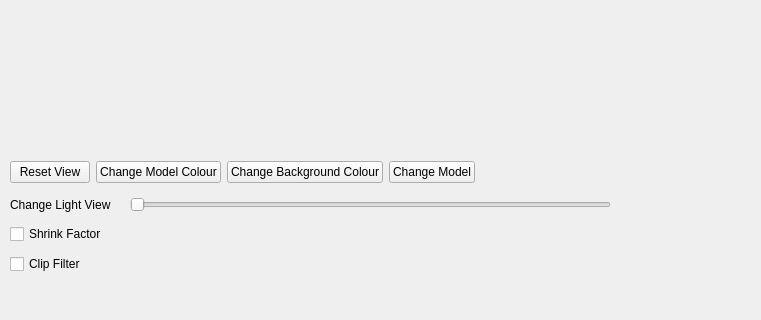
Old version of the form Worksheet6/Exercise 3/ModelProgram/mainwindow.ui in the repository ejagombar/2021_20240645; both pictures show x 0 to 761 and y 344 to 664 of the 936 by 664 pixel window.
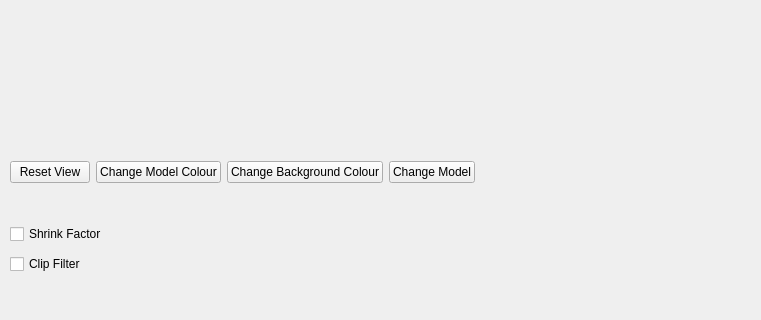
New version of the form. Icons and pictures are not drawn. Custom widgets are drawn as their Qt base class.

Commit message: finished task 6.3

Diff of the .ui file:
```diff
--- a/Worksheet6/Exercise 3/ModelProgram/mainwindow.ui
+++ b/Worksheet6/Exercise 3/ModelProgram/mainwindow.ui
@@ -81,32 +81,6 @@
      </item>
     </layout>
    </widget>
-   <widget class="QSlider" name="horizontalSlider">
-    <property name="geometry">
-     <rect>
-      <x>130</x>
-      <y>490</y>
-      <width>481</width>
-      <height>22</height>
-     </rect>
-    </property>
-    <property name="orientation">
-     <enum>Qt::Horizontal</enum>
-    </property>
-   </widget>
-   <widget class="QLabel" name="label">
-    <property name="geometry">
-     <rect>
-      <x>10</x>
-      <y>490</y>
-      <width>111</width>
-      <height>21</height>
-     </rect>
-    </property>
-    <property name="text">
-     <string>Change Light View</string>
-    </property>
-   </widget>
    <widget class="QCheckBox" name="ClipCheckBox">
     <property name="geometry">
      <rect>
```
The commit also changes 2 other files.
